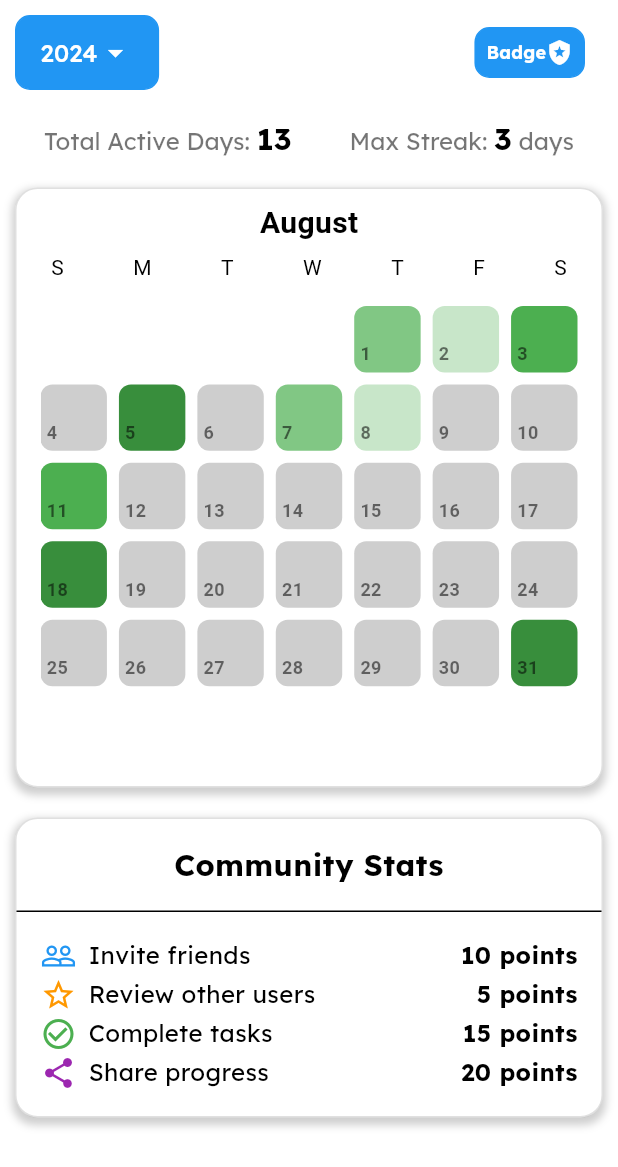
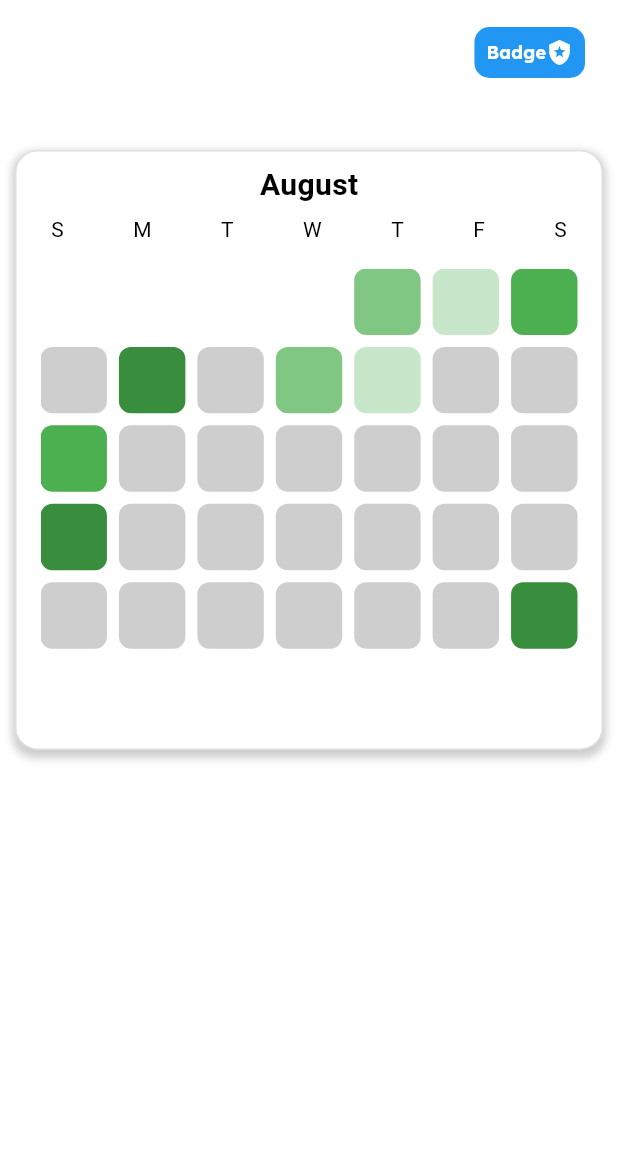
Before and after one commit to Adewale-1/YinsightAstreos, a Flutter app: the StreaksPage screen opened directly, on a phone screen of 412 x 824 dp. Shown: the top 1167 px of the screen. Run offline on Flutter 3.47's test engine with Material 3 defaults, Android fonts, the phone set to English and light mode, and no system bars; our stand-ins replace animate_do, animated_text_kit, awesome_notifications, awesome_snackbar_content, curved_navigation_bar, file_picker and 16 more; accounts and stored records are empty; network calls fail.

Commit message:
Final changes to drag and drop and small UI enhancements

```diff
--- a/yinsight/lib/Screens/HomePage/widgets/TaskNotes/task_section.dart
+++ b/yinsight/lib/Screens/HomePage/widgets/TaskNotes/task_section.dart
@@ -249,25 +249,9 @@ class _TaskSectionState extends ConsumerState<TaskSection> {
                           onDragStarted: () {
 
                             ref.read(tasksProvider.notifier).startDraggingTask(task);
-                            //refreshTasks();
-
-                              // setState(() {
-                              //   tasks.remove(task);
-                              // });
-
-                            for (int i = 0; i < tasks.length; i++) {
-                              print(tasks[i].name);
-                            }
-                            print("");
                           },
                           onDraggableCanceled: (velocity, offset) {
                             ref.read(tasksProvider.notifier).cancelDraggingTask(task);
-                            refreshTasks();
-
-                            for (int i = 0; i < tasks.length; i++) {
-                              print(tasks[i].name);
-                            }
-                            print("");
                           },
 
                           onDragEnd: (details) {
@@ -281,13 +265,13 @@ class _TaskSectionState extends ConsumerState<TaskSection> {
                               });
                             }
 
-                            refreshTasks();
+                            //refreshTasks();
 
-                            print("reached here");
-                            for (int i = 0; i < tasks.length; i++) {
-                              print(tasks[i].name);
-                            }
-                            print("");
+                            // print("reached here");
+                            // for (int i = 0; i < tasks.length; i++) {
+                            //   print(tasks[i].name);
+                            // }
+                            // print("");
 
                           },
 
--- a/yinsight/lib/Screens/Recall/views/recall_screen.dart
+++ b/yinsight/lib/Screens/Recall/views/recall_screen.dart
@@ -606,7 +606,9 @@ class _RecallState extends State<Recall> with TickerProviderStateMixin {
         children: [
           filePaths.isEmpty
               ? RecallHelpers.noFilesAdded()
-              : FileListView(
+              : Padding(
+                padding: const EdgeInsets.only(bottom: 70.0),
+                child: FileListView(
                     filePaths: filePaths,
                     notEnableDelete: notEnableDelete,
                     onDeleteFile: _onDeleteFile,
@@ -615,6 +617,7 @@ class _RecallState extends State<Recall> with TickerProviderStateMixin {
                     onFileSelected: (index, isSelected) =>
                         _handleFileSelection(context, index, isSelected),
                   ),
+              ),
           RecallHelpers.fadeUpWidget(_addFile),
         ],
       ),
--- a/yinsight/lib/Screens/Streaks/StreaksPage.dart
+++ b/yinsight/lib/Screens/Streaks/StreaksPage.dart
@@ -102,44 +102,44 @@ class _StreaksPageState extends State<StreaksPage> {
             crossAxisAlignment: CrossAxisAlignment.stretch,
             children: [
               Row(
-                mainAxisAlignment: MainAxisAlignment.spaceBetween,
+                mainAxisAlignment: MainAxisAlignment.end,
                 children: [
-                Container(
-                  padding: const EdgeInsets.symmetric(horizontal: 16.0),
-                  decoration: BoxDecoration(
-                    color: Colors.blue, // Blue background color
-                    borderRadius: BorderRadius.circular(10), // Rounded corners
-                    border: Border.all(
-                      color: Colors.blue, // Border color
-                    ),
-                  ),
-                  child: DropdownButtonHideUnderline(
-                    child: DropdownButton<int>(
-                      value: _selectedYear,
-                      items: _years.map((int year) {
-                        return DropdownMenuItem<int>(
-                          value: year,
-                          child: Text(
-                            year.toString(),
-                            style: GoogleFonts.lexend(
-                              color: Colors.white, // White text color
-                            ),
-                          ),
-                        );
-                      }).toList(),
-                      onChanged: (int? newYear) {
-                        setState(() {
-                          _selectedYear = newYear!;
-                        });
-                      },
-                      dropdownColor: Colors.blue, // Background color of the dropdown
-                      icon: const Icon(
-                        Icons.arrow_drop_down, // Dropdown arrow icon
-                        color: Colors.white, // Arrow color
-                      ),
-                    ),
-                  ),
-                ),
+                // Container(
+                //   padding: const EdgeInsets.symmetric(horizontal: 16.0),
+                //   decoration: BoxDecoration(
+                //     color: Colors.blue, // Blue background color
+                //     borderRadius: BorderRadius.circular(10), // Rounded corners
+                //     border: Border.all(
+                //       color: Colors.blue, // Border color
+                //     ),
+                //   ),
+                //   child: DropdownButtonHideUnderline(
+                //     child: DropdownButton<int>(
+                //       value: _selectedYear,
+                //       items: _years.map((int year) {
+                //         return DropdownMenuItem<int>(
+                //           value: year,
+                //           child: Text(
+                //             year.toString(),
+                //             style: GoogleFonts.lexend(
+                //               color: Colors.white, // White text color
+                //             ),
+                //           ),
+                //         );
+                //       }).toList(),
+                //       onChanged: (int? newYear) {
+                //         setState(() {
+                //           _selectedYear = newYear!;
+                //         });
+                //       },
+                //       dropdownColor: Colors.blue, // Background color of the dropdown
+                //       icon: const Icon(
+                //         Icons.arrow_drop_down, // Dropdown arrow icon
+                //         color: Colors.white, // Arrow color
+                //       ),
+                //     ),
+                //   ),
+                // ),
 
                   TextButton(
                     onPressed: () {
@@ -175,56 +175,56 @@ class _StreaksPageState extends State<StreaksPage> {
                 ],
               ),
               const SizedBox(height: 20),
-              Row(
-                mainAxisAlignment: MainAxisAlignment.spaceAround,
-                children: [
-                  RichText(
-                    text: TextSpan(
-                      text: "Total Active Days: ",
-                      style: GoogleFonts.lexend(
-                        color: Colors.black54, // Normal text color
-                        fontSize: 16.0, // Normal font size
-                      ),
-                      children: [
-                        TextSpan(
-                          text: "${getTotalActiveDays()}",
-                          style: GoogleFonts.lexend(
-                            color: Colors.black, // Bold value color
-                            fontSize: 20.0, // Larger font size for the value
-                            fontWeight: FontWeight.bold, // Bold font weight
-                          ),
-                        ),
-                      ],
-                    ),
-                  ),
-                  RichText(
-                    text: TextSpan(
-                      text: "Max Streak: ",
-                      style: GoogleFonts.lexend(
-                        color: Colors.black54, // Normal text color
-                        fontSize: 16.0, // Normal font size
-                      ),
-                      children: [
-                        TextSpan(
-                          text: "${getMaxStreak()}",
-                          style: GoogleFonts.lexend(
-                            color: Colors.black, // Bold value color
-                            fontSize: 20.0, // Larger font size for the value
-                            fontWeight: FontWeight.bold, // Bold font weight
-                          ),
-                        ),
-                        TextSpan(
-                          text: " days",
-                          style: GoogleFonts.lexend(
-                            color: Colors.black54, // Normal text color
-                            fontSize: 16.0, // Normal font size
-                          ),
-                        ),
-                      ],
-                    ),
-                  ),
-                ],
-              ),
+              // Row(
+              //   mainAxisAlignment: MainAxisAlignment.spaceAround,
+              //   children: [
+              //     RichText(
+              //       text: TextSpan(
+              //         text: "Total Active Days: ",
+              //         style: GoogleFonts.lexend(
+              //           color: Colors.black54, // Normal text color
+              //           fontSize: 16.0, // Normal font size
+              //         ),
+              //         children: [
+              //           TextSpan(
+              //             text: "${getTotalActiveDays()}",
+              //             style: GoogleFonts.lexend(
+              //               color: Colors.black, // Bold value color
+              //               fontSize: 20.0, // Larger font size for the value
+              //               fontWeight: FontWeight.bold, // Bold font weight
+              //             ),
+              //           ),
+              //         ],
+              //       ),
+              //     ),
+              //     RichText(
+              //       text: TextSpan(
+              //         text: "Max Streak: ",
+              //         style: GoogleFonts.lexend(
+              //           color: Colors.black54, // Normal text color
+              //           fontSize: 16.0, // Normal font size
+              //         ),
+              //         children: [
+              //           TextSpan(
+              //             text: "${getMaxStreak()}",
+              //             style: GoogleFonts.lexend(
+              //               color: Colors.black, // Bold value color
+              //               fontSize: 20.0, // Larger font size for the value
+              //               fontWeight: FontWeight.bold, // Bold font weight
+              //             ),
+              //           ),
+              //           TextSpan(
+              //             text: " days",
+              //             style: GoogleFonts.lexend(
+              //               color: Colors.black54, // Normal text color
+              //               fontSize: 16.0, // Normal font size
+              //             ),
+              //           ),
+              //         ],
+              //       ),
+              //     ),
+              //   ],
+              // ),
               const SizedBox(height: 20),
               Container(
                 height: 400,
@@ -304,23 +304,23 @@ class _StreaksPageState extends State<StreaksPage> {
                                     color: getHeatmapColor(value),
                                     borderRadius: BorderRadius.circular(8),
                                   ),
-                                  child: Stack(
-                                    children: [
-                                      Positioned(
-                                        bottom: 4,
-                                        left: 4,
-                                        child: Text(
-                                          dayNumber.toString(),
-                                          style: const TextStyle(
-                                            color: Colors.black54,
-                                            fontSize: 12,
-                                            fontWeight: FontWeight.bold,
-                                          ),
-                                        ),
-                                      ),
-                                      // Other content can be added here if needed
-                                    ],
-                                  ),
+                                  // child: Stack(
+                                  //   children: [
+                                  //     Positioned(
+                                  //       bottom: 4,
+                                  //       left: 4,
+                                  //       child: Text(
+                                  //         dayNumber.toString(),
+                                  //         style: const TextStyle(
+                                  //           color: Colors.black54,
+                                  //           fontSize: 12,
+                                  //           fontWeight: FontWeight.bold,
+                                  //         ),
+                                  //       ),
+                                  //     ),
+                                  //     // Other content can be added here if needed
+                                  //   ],
+                                  // ),
                                   // child: Center(
                                   //     // child: Text(
                                   //     //   dayNumber.toString(),
@@ -340,73 +340,73 @@ class _StreaksPageState extends State<StreaksPage> {
                   },
                 ),
               ),
-              const SizedBox(height: 20),
-              Container(
-                height: 200,
-                decoration: BoxDecoration(
-                  borderRadius: BorderRadius.circular(15),
-                  color: Colors.white,
-                  border: Border.all(width: 1, color: Colors.black12),
-                  boxShadow: [
-                    BoxShadow(
-                      color: Colors.grey.withOpacity(0.5),
-                      spreadRadius: 2,
-                      blurRadius: 4,
-                      offset: const Offset(0, 3),
-                    ),
-                  ],
-                ),
-                child: Column(
-                  crossAxisAlignment: CrossAxisAlignment.stretch,
-                  children: [
-                    Padding(
-                      padding: const EdgeInsets.all(16.0),
-                      child: Text(
-                        "Community Stats",
-                        style: GoogleFonts.lexend(
-                          textStyle: const TextStyle(
-                            fontSize: 20,
-                            fontWeight: FontWeight.bold,
-                            color: Colors.black,
-                          ),
-                        ),
-                        textAlign: TextAlign.center,
-                      ),
-                    ),
-                    const Divider(height: 1, thickness: 1, color: Colors.black),
-                    Expanded(
-                      child: Padding(
-                        padding: const EdgeInsets.all(16.0),
-                        child: Column(
-                          mainAxisAlignment: MainAxisAlignment.spaceAround,
-                          children: [
-                            _buildStatsRow(
-                                "Invite friends",
-                                Icons.people_outline,
-                                Colors.blue,
-                                "10 points"), // Placeholder value
-                            _buildStatsRow(
-                                "Review other users",
-                                Icons.star_border,
-                                Colors.orange,
-                                "5 points"), // Placeholder value
-                            _buildStatsRow(
-                                "Complete tasks",
-                                Icons.check_circle_outline,
-                                Colors.green,
-                                "15 points"), // Placeholder value
-                            _buildStatsRow(
-                                "Share progress",
-                                Icons.share,
-                                Colors.purple,
-                                "20 points"), // Placeholder value
-                          ],
-                        ),
-                      ),
-                    ),
-                  ],
-                ),
-              ),
+              // const SizedBox(height: 20),
+              // Container(
+              //   height: 200,
+              //   decoration: BoxDecoration(
+              //     borderRadius: BorderRadius.circular(15),
+              //     color: Colors.white,
+              //     border: Border.all(width: 1, color: Colors.black12),
+              //     boxShadow: [
+              //       BoxShadow(
+              //         color: Colors.grey.withOpacity(0.5),
+              //         spreadRadius: 2,
+              //         blurRadius: 4,
+              //         offset: const Offset(0, 3),
+              //       ),
+              //     ],
+              //   ),
+              //   child: Column(
+              //     crossAxisAlignment: CrossAxisAlignment.stretch,
+              //     children: [
+              //       Padding(
+              //         padding: const EdgeInsets.all(16.0),
+              //         child: Text(
+              //           "Community Stats",
+              //           style: GoogleFonts.lexend(
+              //             textStyle: const TextStyle(
+              //               fontSize: 20,
+              //               fontWeight: FontWeight.bold,
+              //               color: Colors.black,
+              //             ),
+              //           ),
+              //           textAlign: TextAlign.center,
+              //         ),
+              //       ),
+              //       const Divider(height: 1, thickness: 1, color: Colors.black),
+              //       Expanded(
+              //         child: Padding(
+              //           padding: const EdgeInsets.all(16.0),
+              //           child: Column(
+              //             mainAxisAlignment: MainAxisAlignment.spaceAround,
+              //             children: [
+              //               _buildStatsRow(
+              //                   "Invite friends",
+              //                   Icons.people_outline,
+              //                   Colors.blue,
+              //                   "10 points"), // Placeholder value
+              //               _buildStatsRow(
+              //                   "Review other users",
+              //                   Icons.star_border,
+              //                   Colors.orange,
+              //                   "5 points"), // Placeholder value
+              //               _buildStatsRow(
+              //                   "Complete tasks",
+              //                   Icons.check_circle_outline,
+              //                   Colors.green,
+              //                   "15 points"), // Placeholder value
+              //               _buildStatsRow(
+              //                   "Share progress",
+              //                   Icons.share,
+              //                   Colors.purple,
+              //                   "20 points"), // Placeholder value
+              //             ],
+              //           ),
+              //         ),
+              //       ),
+              //     ],
+              //   ),
+              // ),
             ],
           ),
         ),
@@ -414,36 +414,36 @@ class _StreaksPageState extends State<StreaksPage> {
     );
   }
 
-  Widget _buildStatsRow(
-      String label, IconData icon, Color color, String value) {
-    return Row(
-      mainAxisAlignment: MainAxisAlignment.spaceBetween,
-      children: [
-        Row(
-          children: [
-            Icon(
-              icon,
-              color: color,
-            ),
-            const SizedBox(width: 8),
-            Text(
-              label,
-              style: GoogleFonts.lexend(
-                color: Colors.black,
-                fontSize: 16.0,
-              ),
-            ),
-          ],
-        ),
-        Text(
-          value,
-          style: GoogleFonts.lexend(
-            color: Colors.black,
-            fontWeight: FontWeight.bold,
-            fontSize: 16.0,
-          ),
-        ),
-      ],
-    );
-  }
+  // Widget _buildStatsRow(
+  //     String label, IconData icon, Color color, String value) {
+  //   return Row(
+  //     mainAxisAlignment: MainAxisAlignment.spaceBetween,
+  //     children: [
+  //       Row(
+  //         children: [
+  //           Icon(
+  //             icon,
+  //             color: color,
+  //           ),
+  //           const SizedBox(width: 8),
+  //           Text(
+  //             label,
+  //             style: GoogleFonts.lexend(
+  //               color: Colors.black,
+  //               fontSize: 16.0,
+  //             ),
+  //           ),
+  //         ],
+  //       ),
+  //       Text(
+  //         value,
+  //         style: GoogleFonts.lexend(
+  //           color: Colors.black,
+  //           fontWeight: FontWeight.bold,
+  //           fontSize: 16.0,
+  //         ),
+  //       ),
+  //     ],
+  //   );
+  // }
 }
```
Lines whose indentation alone changed are shown as unchanged.
